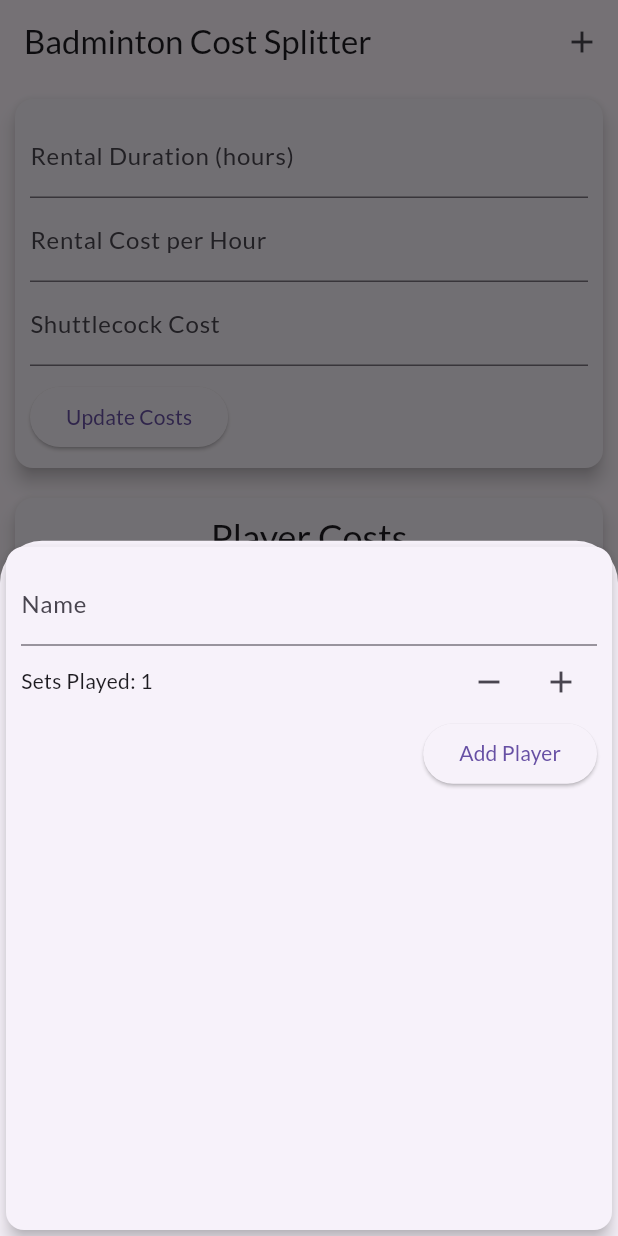
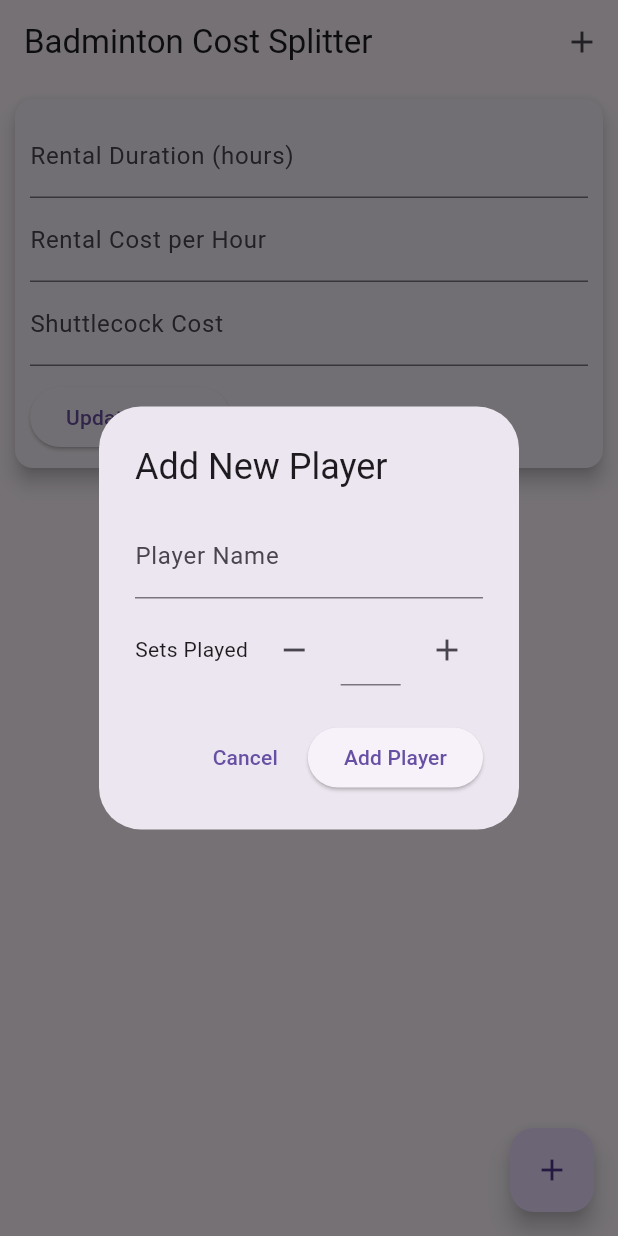
Before and after one commit to dimasw09/Badminton-App, a Flutter app: the screen it shows after launch, after a tap on the "add" icon, on a phone screen of 412 x 824 dp. Run offline on Flutter 3.47's test engine with Material 3 defaults, Android fonts, the phone set to English and light mode, and no system bars; our stand-ins replace flutter_local_notifications.

Commit message:
menambahkan konfirmasi

```diff
--- a/lib/main.dart
+++ b/lib/main.dart
@@ -1,20 +1,18 @@
 import 'package:flutter/material.dart';
-import 'package:google_fonts/google_fonts.dart';
 import 'screens/home_screen.dart';
 
-void main() => runApp(BadmintonCostSplitterApp());
+void main() {
+  runApp(MyApp());
+}
 
-class BadmintonCostSplitterApp extends StatelessWidget {
+class MyApp extends StatelessWidget {
   @override
   Widget build(BuildContext context) {
     return MaterialApp(
       debugShowCheckedModeBanner: false,
-      title: 'Badminton Cost Split',
+      title: 'Badminton Cost Splitter',
       theme: ThemeData(
         primarySwatch: Colors.blue,
-        textTheme: GoogleFonts.latoTextTheme(
-          Theme.of(context).textTheme,
-        ),
       ),
       home: HomeScreen(),
     );
--- a/lib/screens/home_screen.dart
+++ b/lib/screens/home_screen.dart
@@ -1,4 +1,5 @@
 import 'package:flutter/material.dart';
+import 'package:flutter_local_notifications/flutter_local_notifications.dart';
 import '../models/player.dart';
 import '../widgets/player_form.dart';
 
@@ -7,7 +8,7 @@ class HomeScreen extends StatefulWidget {
   _HomeScreenState createState() => _HomeScreenState();
 }
 
-class _HomeScreenState extends State<HomeScreen> {
+class _HomeScreenState extends State<HomeScreen> with TickerProviderStateMixin {
   final List<Player> _players = [];
   final TextEditingController _rentalDurationController =
       TextEditingController();
@@ -19,11 +20,40 @@ class _HomeScreenState extends State<HomeScreen> {
   int _rentalCostPerHour = 35000;
   int _shuttlecockCost = 51000;
 
+  FlutterLocalNotificationsPlugin flutterLocalNotificationsPlugin =
+      FlutterLocalNotificationsPlugin();
+
+  late AnimationController _fadeInAnimationController;
+
+  @override
+  void initState() {
+    super.initState();
+    _fadeInAnimationController = AnimationController(
+      vsync: this,
+      duration: Duration(milliseconds: 500),
+    );
+    _initializeNotifications();
+  }
+
+  void _initializeNotifications() async {
+    var initializationSettingsAndroid =
+        AndroidInitializationSettings('@mipmap/ic_launcher');
+    var initializationSettingsIOS =
+        DarwinInitializationSettings(); // Corrected name
+    var initializationSettings = InitializationSettings(
+        android: initializationSettingsAndroid, iOS: initializationSettingsIOS);
+    await flutterLocalNotificationsPlugin.initialize(initializationSettings);
+  }
+
   void _addPlayer(String name, int setsPlayed) {
     final newPlayer = Player(name: name, setsPlayed: setsPlayed);
     setState(() {
       _players.add(newPlayer);
     });
+    _showNotification(name);
+
+    // Animasi fade in
+    _fadeInAnimationController.forward();
   }
 
   void _editPlayer(Player player, int newSetsPlayed) {
@@ -33,21 +63,118 @@ class _HomeScreenState extends State<HomeScreen> {
   }
 
   void _deletePlayer(Player player) {
+    showDialog(
+      context: context,
+      builder: (context) => AlertDialog(
+        title: Text('Confirm Delete'),
+        content: Text('Are you sure you want to delete ${player.name}?'),
+        actions: <Widget>[
+          TextButton(
+            onPressed: () {
+              Navigator.of(context).pop();
+            },
+            child: Text('Cancel'),
+          ),
+          ElevatedButton(
+            onPressed: () {
               setState(() {
                 _players.remove(player);
               });
+              Navigator.of(context).pop();
+            },
+            child: Text('Delete'),
+          ),
+        ],
+      ),
+    );
   }
 
   void _startAddNewPlayer(BuildContext ctx) {
-    showModalBottomSheet(
+    final TextEditingController _setsPlayedController = TextEditingController();
+    int setsPlayed = 0;
+
+    showDialog(
       context: ctx,
       builder: (_) {
-        return PlayerForm(onAddPlayer: _addPlayer);
+        String playerName = '';
+        return AlertDialog(
+          title: Text('Add New Player'),
+          content: Column(
+            mainAxisSize: MainAxisSize.min,
+            children: [
+              TextField(
+                decoration: InputDecoration(labelText: 'Player Name'),
+                onChanged: (value) {
+                  playerName = value;
+                },
+              ),
+              SizedBox(height: 10),
+              Row(
+                mainAxisAlignment: MainAxisAlignment.spaceBetween,
+                children: [
+                  Text('Sets Played'),
+                  IconButton(
+                    icon: Icon(Icons.remove),
+                    onPressed: () {
+                      if (setsPlayed > 0) {
+                        setState(() {
+                          setsPlayed--;
+                          _setsPlayedController.text = setsPlayed.toString();
+                        });
+                      }
+                    },
+                  ),
+                  SizedBox(
+                    width: 40,
+                    child: TextField(
+                      controller: _setsPlayedController,
+                      keyboardType: TextInputType.number,
+                      textAlign: TextAlign.center,
+                      onChanged: (value) {
+                        setState(() {
+                          setsPlayed = int.parse(value);
+                        });
+                      },
+                    ),
+                  ),
+                  IconButton(
+                    icon: Icon(Icons.add),
+                    onPressed: () {
+                      setState(() {
+                        setsPlayed++;
+                        _setsPlayedController.text = setsPlayed.toString();
+                      });
+                    },
+                  ),
+                ],
+              ),
+            ],
+          ),
+          actions: [
+            TextButton(
+              child: Text('Cancel'),
+              onPressed: () {
+                Navigator.of(context).pop();
+              },
+            ),
+            ElevatedButton(
+              child: Text('Add Player'),
+              onPressed: () {
+                if (playerName.isNotEmpty) {
+                  _addPlayer(playerName, setsPlayed);
+                  Navigator.of(context).pop();
+                }
+              },
+            ),
+          ],
+        );
       },
     );
   }
 
   void _startEditPlayer(BuildContext ctx, Player player) {
+    int newSetsPlayed = player.setsPlayed;
+
     showDialog(
       context: ctx,
       builder: (context) {
@@ -62,16 +189,16 @@ class _HomeScreenState extends State<HomeScreen> {
                     icon: Icon(Icons.remove),
                     onPressed: () {
                       setState(() {
-                        if (player.setsPlayed > 0) player.setsPlayed--;
+                        if (newSetsPlayed > 0) newSetsPlayed--;
                       });
                     },
                   ),
-                  Text(player.setsPlayed.toString()),
+                  Text(newSetsPlayed.toString()),
                   IconButton(
                     icon: Icon(Icons.add),
                     onPressed: () {
                       setState(() {
-                        player.setsPlayed++;
+                        newSetsPlayed++;
                       });
                     },
                   ),
@@ -87,7 +214,7 @@ class _HomeScreenState extends State<HomeScreen> {
                 ElevatedButton(
                   child: Text('Save'),
                   onPressed: () {
-                    _editPlayer(player, player.setsPlayed);
+                    _editPlayer(player, newSetsPlayed);
                     Navigator.of(context).pop();
                   },
                 ),
@@ -97,6 +224,21 @@ class _HomeScreenState extends State<HomeScreen> {
         );
       },
     );
+  }
+
+  Future<void> _showNotification(String playerName) async {
+    var androidPlatformChannelSpecifics = const AndroidNotificationDetails(
+        'your channel id', 'your channel name',
+        importance: Importance.max, priority: Priority.high, ticker: 'ticker');
+
+    var iOSPlatformChannelSpecifics =
+        DarwinNotificationDetails(); // Corrected name
+    var platformChannelSpecifics = NotificationDetails(
+        android: androidPlatformChannelSpecifics,
+        iOS: iOSPlatformChannelSpecifics);
+    await flutterLocalNotificationsPlugin.show(0, 'New Player Added',
+        '$playerName has been added to the game', platformChannelSpecifics,
+        payload: 'item x');
   }
 
   double _calculateCostPerPerson(Player player) {
@@ -118,6 +260,14 @@ class _HomeScreenState extends State<HomeScreen> {
       _rentalCostPerHour = int.parse(_rentalCostController.text);
       _shuttlecockCost = int.parse(_shuttlecockCostController.text);
     });
+
+    // Tampilkan snackbar sebagai konfirmasi
+    ScaffoldMessenger.of(context).showSnackBar(
+      SnackBar(
+        content: Text('Costs updated successfully'),
+        duration: Duration(seconds: 2),
+      ),
+    );
   }
 
   @override
@@ -172,6 +322,14 @@ class _HomeScreenState extends State<HomeScreen> {
             ),
           ),
           Expanded(
+            child: AnimatedBuilder(
+              animation: _fadeInAnimationController,
+              builder: (context, child) {
+                return Opacity(
+                  opacity: _fadeInAnimationController.value,
+                  child: child,
+                );
+              },
               child: Card(
                 elevation: 5,
                 margin: EdgeInsets.all(10),
@@ -185,58 +343,39 @@ class _HomeScreenState extends State<HomeScreen> {
                       ),
                       SizedBox(height: 10),
                       Expanded(
-                      child: ListView(
-                        children: _players.map((player) {
+                        child: ListView.builder(
+                          itemCount: _players.length,
+                          itemBuilder: (ctx, index) {
+                            final player = _players[index];
                             return Card(
+                              margin: EdgeInsets.symmetric(
+                                  vertical: 5, horizontal: 10),
                               child: ListTile(
-                              title: Text(player.name),
-                              subtitle: Row(
-                                children: [
-                                  IconButton(
-                                    icon: Icon(Icons.remove),
-                                    onPressed: () {
-                                      setState(() {
-                                        if (player.setsPlayed > 0)
-                                          player.setsPlayed--;
-                                      });
+                                title: Text(player.name,
+                                    style:
+                                        TextStyle(fontWeight: FontWeight.bold)),
+                                subtitle: Text(
+                                  'Sets Played: ${player.setsPlayed}',
+                                  style: TextStyle(color: Colors.grey),
+                                ),
+                                trailing: Text(
+                                  'Rp ${_calculateCostPerPerson(player).toStringAsFixed(2)}',
+                                  style: TextStyle(
+                                      color: Theme.of(context).primaryColor,
+                                      fontWeight: FontWeight.bold),
+                                ),
+                                leading: IconButton(
+                                  icon: Icon(Icons.delete, color: Colors.red),
+                                  onPressed: () => _deletePlayer(player),
+                                ),
+                                onTap: () => _startEditPlayer(context, player),
+                              ),
+                            );
                           },
                         ),
-                                  Text(player.setsPlayed.toString()),
-                                  IconButton(
-                                    icon: Icon(Icons.add),
-                                    onPressed: () {
-                                      setState(() {
-                                        player.setsPlayed++;
-                                      });
-                                    },
                       ),
                     ],
                   ),
-                              trailing: Row(
-                                mainAxisSize: MainAxisSize.min,
-                                children: [
-                                  IconButton(
-                                    icon: Icon(Icons.edit),
-                                    onPressed: () =>
-                                        _startEditPlayer(context, player),
-                                  ),
-                                  IconButton(
-                                    icon: Icon(Icons.delete),
-                                    onPressed: () => _deletePlayer(player),
-                                  ),
-                                ],
-                              ),
-                              leading: Text(
-                                'Rp ${_calculateCostPerPerson(player).toStringAsFixed(2)}',
-                                style: TextStyle(
-                                    color: Theme.of(context).primaryColor),
-                              ),
-                            ),
-                          );
-                        }).toList(),
-                      ),
-                    ),
-                  ],
                 ),
               ),
             ),
--- a/lib/widgets/player_form.dart
+++ b/lib/widgets/player_form.dart
@@ -1,7 +1,7 @@
 import 'package:flutter/material.dart';
 
 class PlayerForm extends StatefulWidget {
-  final Function(String, int) onAddPlayer;
+  final Function onAddPlayer;
 
   PlayerForm({required this.onAddPlayer});
 
@@ -11,15 +11,20 @@ class PlayerForm extends StatefulWidget {
 
 class _PlayerFormState extends State<PlayerForm> {
   final _nameController = TextEditingController();
-  int _setsPlayed = 1;
+  int _setsPlayed = 0;
 
   void _submitData() {
     final enteredName = _nameController.text;
-    if (enteredName.isEmpty || _setsPlayed <= 0) {
+
+    if (enteredName.isEmpty) {
       return;
     }
 
-    widget.onAddPlayer(enteredName, _setsPlayed);
+    widget.onAddPlayer(
+      enteredName,
+      _setsPlayed,
+    );
+
     Navigator.of(context).pop();
   }
 
@@ -27,7 +32,7 @@ class _PlayerFormState extends State<PlayerForm> {
   Widget build(BuildContext context) {
     return Card(
       elevation: 5,
-      child: Padding(
+      child: Container(
         padding: EdgeInsets.all(10),
         child: Column(
           crossAxisAlignment: CrossAxisAlignment.end,
@@ -39,10 +44,10 @@ class _PlayerFormState extends State<PlayerForm> {
             ),
             Row(
               mainAxisAlignment: MainAxisAlignment.spaceBetween,
-              children: [
+              children: <Widget>[
                 Text('Sets Played: $_setsPlayed'),
                 Row(
-                  children: [
+                  children: <Widget>[
                     IconButton(
                       icon: Icon(Icons.remove),
                       onPressed: () {
--- a/pubspec.yaml
+++ b/pubspec.yaml
@@ -33,6 +33,8 @@ dependencies:
   google_fonts: ^6.2.1
   flutter_charts: ^0.5.2
   charts_flutter: ^0.12.0
+  flutter_local_notifications: ^17.1.2
+  fl_chart: ^0.68.0
 
 
 
```
Also changed, not shown: pubspec.lock, 1 other file. Lines whose indentation alone changed are shown as unchanged.
